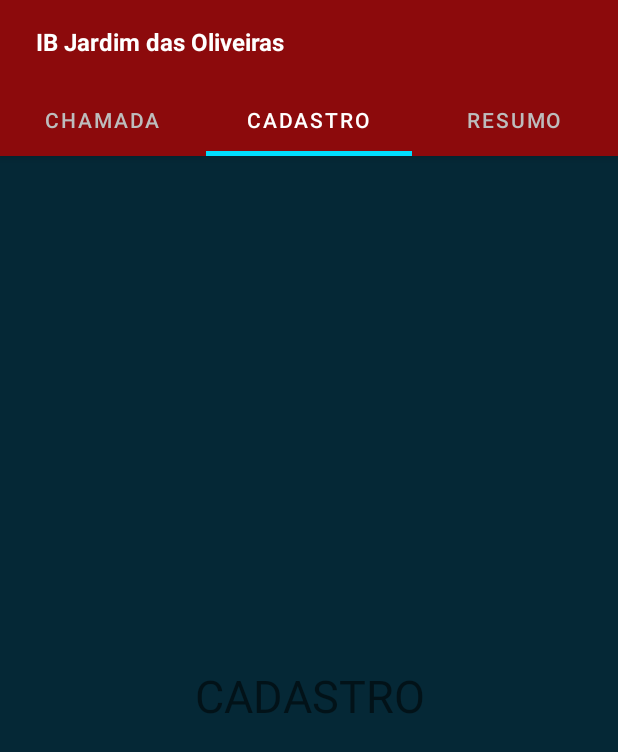
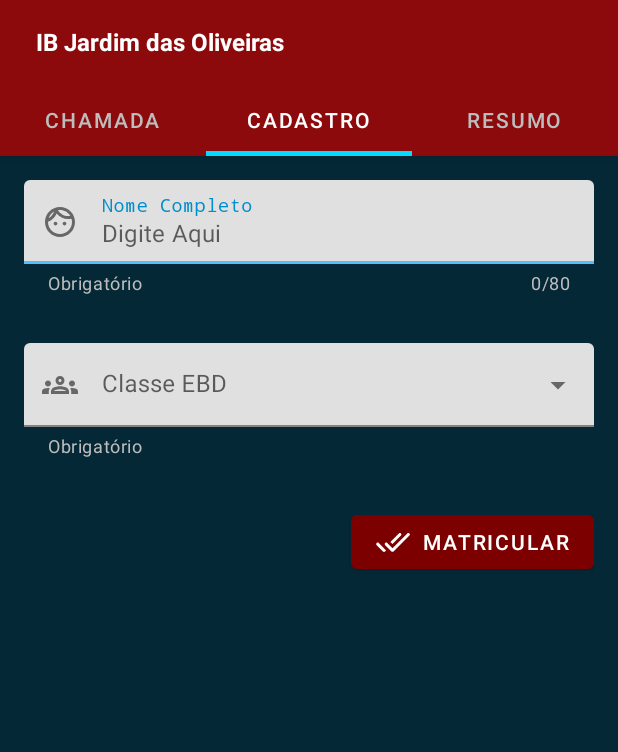
Before and after one commit to JhimmyLiborio/ebd-ibjo, an Android app: the screen it shows after launch (MainActivity), tab 2 chosen, on a phone screen of 412 x 824 dp. Shown: the top 752 px of the screen. Run offline under Robolectric (Android 15) with nearby library versions, the phone set to English and light mode, and no system bars.

Commit message:
Construção da Tela de Cadastro

```diff
--- a/app/src/main/java/com/registro/componentes/tablayout_viewpager/FragmentCadastro.java
+++ b/app/src/main/java/com/registro/componentes/tablayout_viewpager/FragmentCadastro.java
@@ -8,6 +8,8 @@ import androidx.fragment.app.Fragment;
 import android.view.LayoutInflater;
 import android.view.View;
 import android.view.ViewGroup;
+import android.widget.ArrayAdapter;
+import android.widget.AutoCompleteTextView;
 
 
 /**
@@ -15,6 +17,9 @@ import android.view.ViewGroup;
  */
 public class FragmentCadastro extends Fragment {
 
+    // itens para o Menu: "dropdown_menu_categoria_classe.xml"
+    private String [] categoriaClasse =  {"Crianças", "Adolescente", "Jovens",
+            "Mulheres", "Homens"};
 
     public FragmentCadastro() {
         // Required empty public constructor
@@ -25,7 +30,20 @@ public class FragmentCadastro extends Fragment {
     public View onCreateView(LayoutInflater inflater, ViewGroup container,
                              Bundle savedInstanceState) {
         // Inflate the layout for this fragment
-        return inflater.inflate( R.layout.fragment_fragment_cadastro, container, false );
+        View view =  inflater.inflate( R.layout.fragment_fragment_cadastro, container,
+                false );
+
+
+        // Associa os itens do Array "categoriaClasse" ao layout dropdown_menu_categoria_classe.xml
+        ArrayAdapter<String> adapter = new ArrayAdapter<>(getContext(),
+                R.layout.dropdown_menu_categoria_classe,
+                categoriaClasse);
+
+        //Seta a associação no compomente AutoCompleteTextView
+        AutoCompleteTextView categoriasMenu =  view.findViewById(R.id.autoCompleteDropdownMenu);
+        categoriasMenu.setAdapter(adapter);
+
+        return view;
     }
 
 }
--- /dev/null
+++ b/app/src/main/res/layout/dropdown_menu_categoria_classe.xml
@@ -0,0 +1,10 @@
+<?xml version="1.0" encoding="utf-8"?>
+<TextView
+    xmlns:android="http://schemas.android.com/apk/res/android"
+    android:layout_width="match_parent"
+    android:layout_height="wrap_content"
+    android:padding="16dp"
+    android:ellipsize="end"
+    android:maxLines="1"
+    android:textAppearance="?attr/textAppearanceSubtitle1"
+    />
--- a/app/src/main/res/layout/fragment_fragment_cadastro.xml
+++ b/app/src/main/res/layout/fragment_fragment_cadastro.xml
@@ -1,19 +1,102 @@
 <?xml version="1.0" encoding="utf-8"?>
-<FrameLayout xmlns:android="http://schemas.android.com/apk/res/android"
+<ScrollView xmlns:android="http://schemas.android.com/apk/res/android"
+    xmlns:app="http://schemas.android.com/apk/res-auto"
     xmlns:tools="http://schemas.android.com/tools"
     android:id="@+id/layoutFrameCadastro"
     android:layout_width="match_parent"
     android:layout_height="match_parent"
     android:background="#052836"
+    android:windowSoftInputMode="stateUnchanged"
     tools:context=".FragmentCadastro">
 
-    <!-- TODO: Update blank fragment layout -->
-    <TextView
+
+    <LinearLayout
+        android:id="@+id/linearLayoutCadastro"
         android:layout_width="match_parent"
-        android:layout_height="match_parent"
-        android:gravity="center|center_vertical"
-        android:text="CADASTRO"
-        android:layout_gravity="center"
-        android:textSize="30sp" />
+        android:layout_height="wrap_content"
+        android:orientation="vertical"
+        android:padding="16dp">
 
-</FrameLayout>
+        <com.google.android.material.textfield.TextInputLayout
+            android:id="@+id/textInputLayoutNome"
+            android:layout_width="match_parent"
+            android:layout_height="wrap_content"
+
+
+            android:hint="@string/hint_label_nome"
+            app:boxBackgroundMode="filled"
+            app:boxStrokeColor="@color/secondaryColor"
+
+            app:counterEnabled="true"
+            app:counterMaxLength="80"
+            app:endIconMode="clear_text"
+            app:errorEnabled="true"
+            app:helperText="@string/requerido"
+            app:helperTextEnabled="true"
+            app:placeholderText="@string/placeholder_nome"
+
+            app:hintTextColor="@color/secondaryDarkColor"
+            app:helperTextTextColor="@color/terciarioPrimaryColor"
+            app:counterTextColor="@color/terciarioPrimaryColor"
+
+            app:startIconContentDescription="@string/nome"
+            app:startIconDrawable="@drawable/ic_face_24px">
+
+            <com.google.android.material.textfield.TextInputEditText
+                android:id="@+id/textInputNome"
+                android:layout_width="match_parent"
+                android:layout_height="wrap_content"
+                android:cursorVisible="true"
+                android:elegantTextHeight="true"
+                android:focusable="true"
+                android:inputType="textPersonName"
+                android:singleLine="true"
+                android:textColor="@color/secondaryDarkColor"
+                android:typeface="monospace" />
+
+        </com.google.android.material.textfield.TextInputLayout>
+
+
+        <com.google.android.material.textfield.TextInputLayout
+            android:id="@+id/textInputClasse"
+            android:layout_width="match_parent"
+            android:layout_height="wrap_content"
+            android:layout_marginTop="32dp"
+
+            android:hint="@string/hint_classe"
+            app:boxStrokeColor="@color/secondaryColor"
+
+            app:helperText="@string/requerido"
+            app:helperTextEnabled="true"
+
+            app:hintTextColor="@color/secondaryDarkColor"
+            app:helperTextTextColor="@color/terciarioPrimaryColor"
+            app:startIconContentDescription="@string/nome"
+            app:startIconDrawable="@drawable/ic_groups_24px"
+            style="@style/Widget.MaterialComponents.TextInputLayout.FilledBox.ExposedDropdownMenu">
+
+            <AutoCompleteTextView
+                android:id="@+id/autoCompleteDropdownMenu"
+                android:layout_width="match_parent"
+                android:layout_height="wrap_content"
+
+                android:elegantTextHeight="true"
+                android:inputType="none"
+                tools:ignore="LabelFor">
+            </AutoCompleteTextView>
+        </com.google.android.material.textfield.TextInputLayout>
+
+        <Button
+            android:id="@+id/buttonCadastrar"
+            android:layout_width="wrap_content"
+            android:layout_height="wrap_content"
+            android:text="@string/button_cadastrar"
+            android:layout_marginTop="32dp"
+            android:layout_gravity="end"
+            app:elevation="5dp"
+            app:icon="@drawable/ic_done_all_24px"
+            style="@style/Widget.MaterialComponents.Button" />
+
+    </LinearLayout>
+
+</ScrollView>
```
